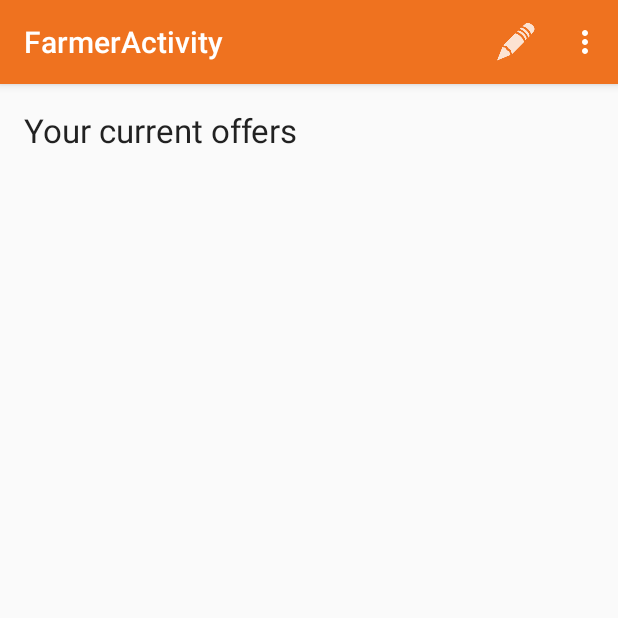
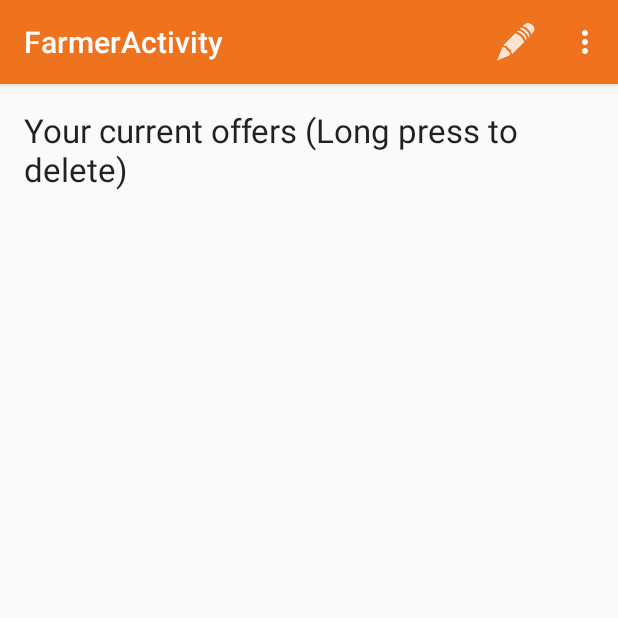
Before and after one commit to ming08108/Climate, an Android app: the FarmerActivity screen opened directly, with no data from a screen before it, on a phone screen of 412 x 824 dp, the top half of it. Run offline under Robolectric (Android 15) with nearby library versions, the phone set to English and light mode, and no system bars; libraries missing offline, so code that uses them is left out: com.microsoft.windowsazure; 2 statements that could not run were skipped.

Commit message:
add text

```diff
--- a/app/src/main/res/layout/activity_farmer.xml
+++ b/app/src/main/res/layout/activity_farmer.xml
@@ -18,7 +18,7 @@
         android:layout_width="wrap_content"
         android:layout_height="wrap_content"
         android:textAppearance="?android:attr/textAppearanceLarge"
-        android:text="Your current offers"
+        android:text="Your current offers (Long press to delete)"
         android:id="@+id/textView3"
         android:layout_alignParentTop="true"
         android:layout_alignParentLeft="true"
```
